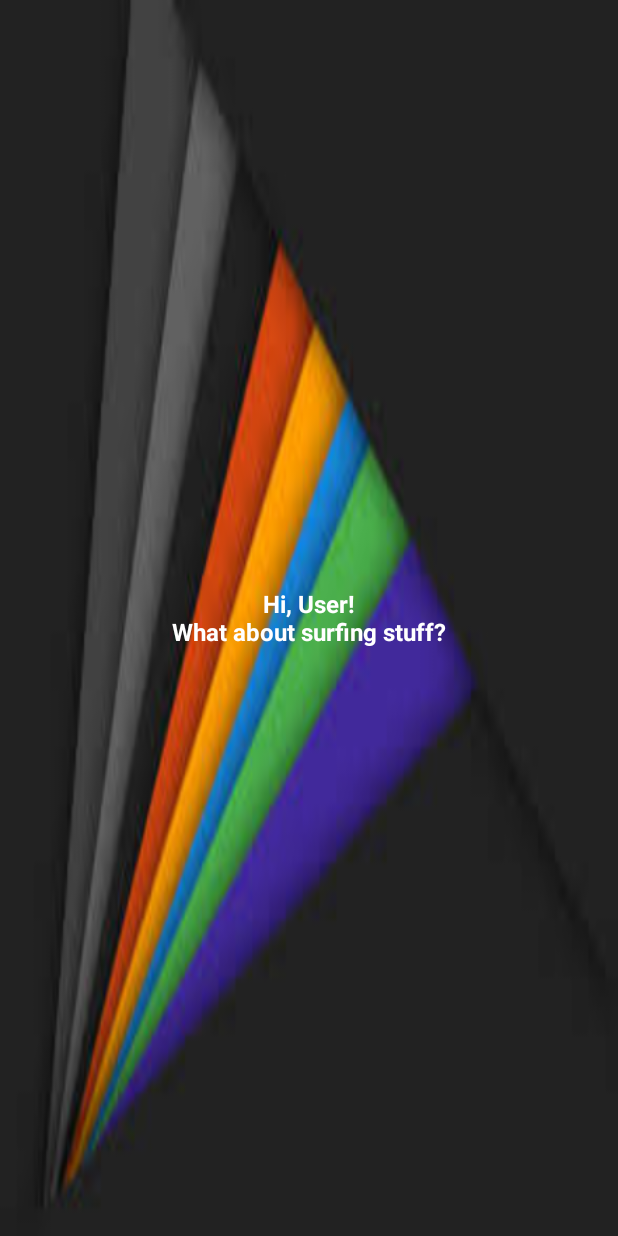
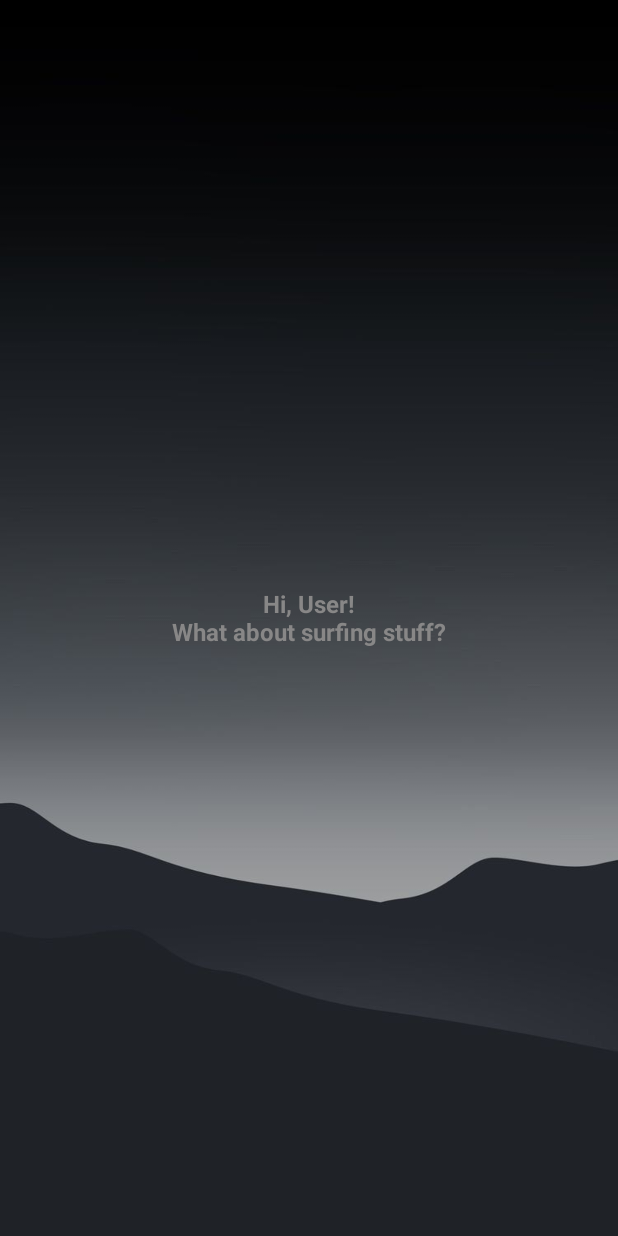
Before and after one commit to ContriHUB/Android-web-browser, an Android app: the layout activity_main.xml on its own in the app's theme, with its tools: preview values and no code run, on a phone screen of 412 x 824 dp. Run offline under Robolectric (Android 15) with nearby library versions, the phone set to English and light mode, and no system bars.

Commit message:
changed background image and text on homepage

```diff
--- a/app/src/main/res/layout/activity_main.xml
+++ b/app/src/main/res/layout/activity_main.xml
@@ -4,7 +4,7 @@
     xmlns:tools="http://schemas.android.com/tools"
     android:layout_width="match_parent"
     android:layout_height="match_parent"
-    android:background="@drawable/background">
+    android:background="@drawable/background2">
 
     <android.support.v4.widget.SwipeRefreshLayout
         android:id="@+id/mainlayout"
@@ -78,7 +78,7 @@
         android:layout_height="match_parent"
         android:gravity="center"
         android:text="@string/hi_user_nwhat_about_surfing_stuff"
-        android:textColor="@android:color/white"
+        android:textColor="#888787"
         android:textSize="16sp"
         android:textStyle="bold" />
 
```
